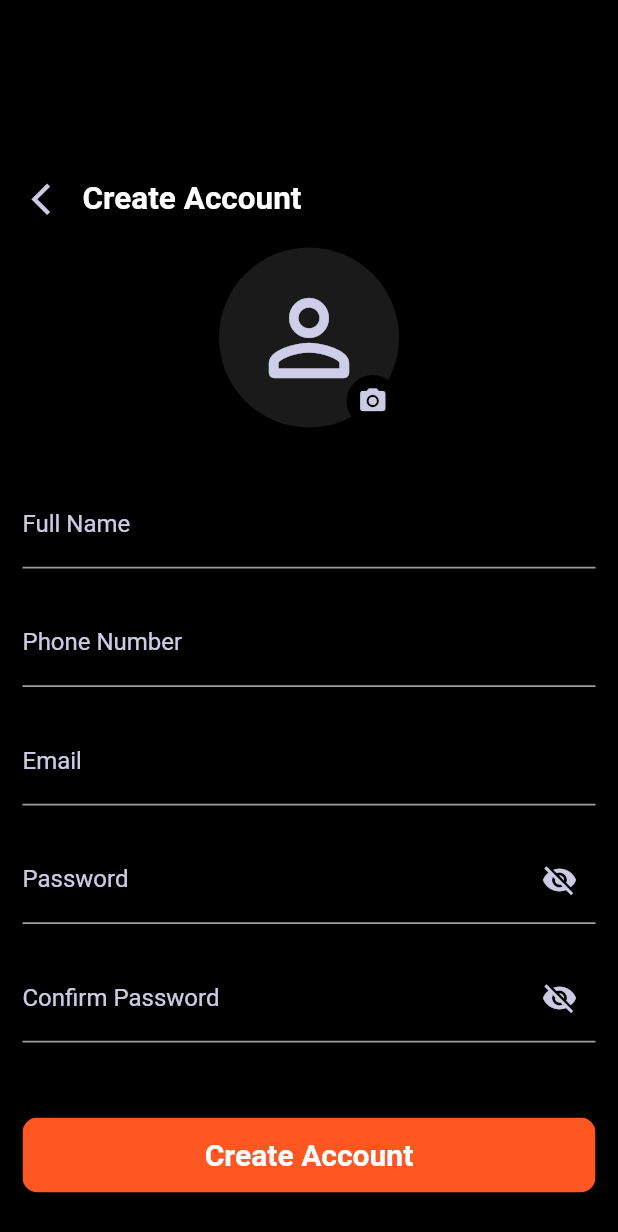
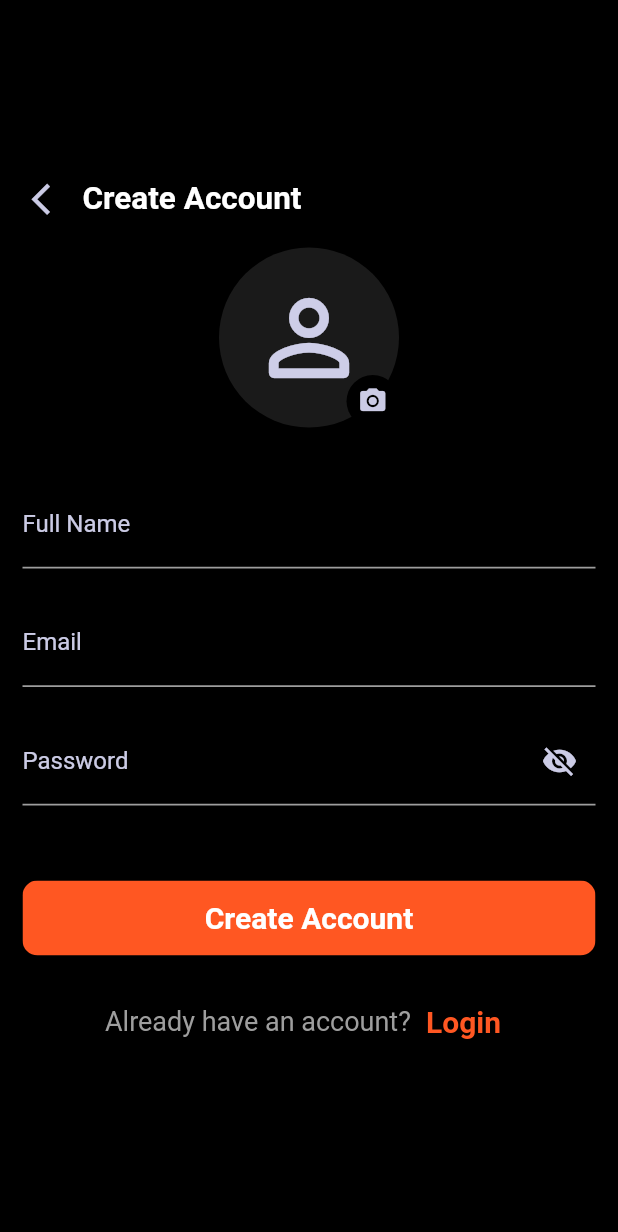
Before and after one commit to EngMohamedKhalid/currency_converter, a Flutter app: the RegisterScreen screen opened directly, on a phone screen of 412 x 824 dp. Shown: the top 1232 px of the screen. Run offline on Flutter 3.47's test engine with Material 2 defaults, Android fonts, the phone set to English and light mode, and no system bars; our stand-ins replace dio; network calls fail.

Commit message:
Register and Sign in by API Using  HTTP and Dio Package

```diff
--- a/lib/modules/register/register_screen.dart
+++ b/lib/modules/register/register_screen.dart
@@ -1,14 +1,23 @@
 // ignore_for_file: use_full_hex_values_for_flutter_colors
 
+import 'dart:convert';
+
+import 'package:currency_converter/layout/home_screen.dart';
+import 'package:currency_converter/models/register_model.dart';
+import 'package:currency_converter/modules/login/login_screen.dart';
 import 'package:currency_converter/shared/components/custom_button.dart';
 import 'package:currency_converter/shared/components/custom_statefull_text_field.dart';
 import 'package:currency_converter/shared/components/custom_stateless_text_field.dart';
 import 'package:currency_converter/shared/custom_text_button.dart';
+import 'package:currency_converter/shared/network/remote/dio_helper.dart';
 import 'package:flutter/material.dart';
+import 'package:http/http.dart' as http;
 
 class RegisterScreen extends StatelessWidget {
-  const RegisterScreen({Key? key}) : super(key: key);
-
+   RegisterScreen({Key? key}) : super(key: key);
+final TextEditingController nameCont = TextEditingController();
+final TextEditingController emailCont = TextEditingController();
+final TextEditingController passwordCont = TextEditingController();
   @override
   Widget build(BuildContext context) {
     return Scaffold(
@@ -68,17 +77,41 @@ class RegisterScreen extends StatelessWidget {
                   ],
                 ),
                 const SizedBox(height: 35,),
-                const CustomStatelessTextField(lableText: "Full Name"),
+                 CustomStatelessTextField(
+                  controller: nameCont,
+                    lableText: "Full Name"),
                 const SizedBox(height: 20,),
-                const CustomStatelessTextField(lableText: "Phone Number"),
+                // const CustomStatelessTextField(lableText: "Phone Number"),
+                // const SizedBox(height: 20,),
+                 CustomStatelessTextField(
+                  controller:emailCont ,
+                    lableText: "Email"),
                 const SizedBox(height: 20,),
-                const CustomStatelessTextField(lableText: "Email"),
-                const SizedBox(height: 20,),
-                const CustomStateFullTextField(text: "Password"),
-                const SizedBox(height: 20,),
-                const CustomStateFullTextField(text: "Confirm Password"),
+                 CustomStateFullTextField(
+                  controller:passwordCont ,
+                    text: "Password"),
+                // const SizedBox(height: 20,),
+                // const CustomStateFullTextField(text: "Confirm Password"),
                 const SizedBox(height: 50,),
-                CustomButton(onPressed: (){}, text: "Create Account", minWidth: 411),
+                CustomButton(onPressed: (){
+                  signUp().then((value) {
+                    Navigator.pushAndRemoveUntil(
+                              context, MaterialPageRoute(builder: (context) => const HomeScreen(),),
+                                  (route) => false);
+                  });
+                  // DioHelper.auth(
+                  //   url: "authaccount/registration",
+                  //   data:{
+                  //     "name":nameCont.text,
+                  //     "email":emailCont.text,
+                  //     "password":passwordCont.text
+                  //   },
+                  // ).then((value){
+                  //   Navigator.pushAndRemoveUntil(
+                  //       context, MaterialPageRoute(builder: (context) => const HomeScreen(),),
+                  //           (route) => false);
+                  // });
+                }, text: "Create Account", minWidth: 411),
                 const SizedBox(height: 20,),
                 Row(
                   mainAxisAlignment: MainAxisAlignment.center,
@@ -92,7 +125,11 @@ class RegisterScreen extends StatelessWidget {
                       ),
                     ),
                     const SizedBox(width: 2),
-                    CustomTextButton(onPressed: (){}, text: "Login")
+                    CustomTextButton(onPressed: (){
+                      Navigator.pushAndRemoveUntil(
+                          context, MaterialPageRoute(builder: (context) =>  LoginScreen(),),
+                              (route) => false);
+                    }, text: "Login")
                   ],
                 ),
               ],
@@ -102,4 +139,14 @@ class RegisterScreen extends StatelessWidget {
       ) ,
     );
   }
+    Future<void> signUp()async{
+    http.post(
+        Uri.parse("http://restapi.adequateshop.com/api/authaccount/registration"),
+        body: {
+          "name":nameCont.text,
+          "email":emailCont.text,
+          "password":passwordCont.text
+      }
+    );
+  }
 }
--- a/lib/shared/components/custom_statefull_text_field.dart
+++ b/lib/shared/components/custom_statefull_text_field.dart
@@ -1,8 +1,9 @@
 import 'package:flutter/material.dart';
 
 class CustomStateFullTextField extends StatefulWidget {
-  const CustomStateFullTextField({Key? key, required this.text}) : super(key: key);
+  const CustomStateFullTextField({Key? key, required this.text,  this.controller}) : super(key: key);
 final String text;
+final TextEditingController? controller;
   @override
   State<CustomStateFullTextField> createState() => _CustomStateFullTextFieldState();
 }
@@ -12,6 +13,7 @@ class _CustomStateFullTextFieldState extends State<CustomStateFullTextField> {
   @override
   Widget build(BuildContext context) {
     return TextField(
+      controller: widget.controller,
       style: TextStyle(
         color: Colors.white
       ),
--- a/lib/shared/components/custom_stateless_text_field.dart
+++ b/lib/shared/components/custom_stateless_text_field.dart
@@ -1,11 +1,13 @@
 import 'package:flutter/material.dart';
 
 class CustomStatelessTextField extends StatelessWidget {
-  const CustomStatelessTextField({Key? key, required this.lableText}) : super(key: key);
+  const CustomStatelessTextField({Key? key, required this.lableText, this.controller}) : super(key: key);
 final String lableText;
+  final TextEditingController? controller;
   @override
   Widget build(BuildContext context) {
     return  TextField(
+      controller: controller,
       style: TextStyle(
           color: Colors.white
       ),
--- a/pubspec.yaml
+++ b/pubspec.yaml
@@ -36,6 +36,9 @@ dependencies:
   # Use with the CupertinoIcons class for iOS style icons.
   cupertino_icons: ^1.0.2
   http: ^0.13.5
+  flutter_bloc: ^8.1.1
+  bloc: ^8.1.0
+  dio: ^4.0.6
 
 dev_dependencies:
   flutter_test:
```
Also changed, not shown: lib/main.dart (+7 -3 lines), lib/models/register_model.dart (added, +32 -0 lines), lib/modules/login/login_screen.dart (+38 -6 lines), lib/shared/network/remote/dio_helper.dart (added, +20 -0 lines), pubspec.lock, 2 other files.
